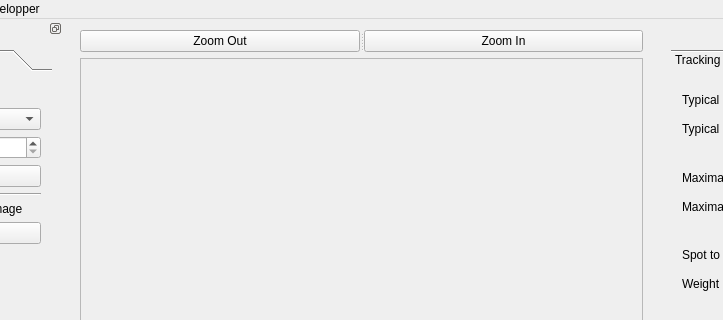
This is src/interactive.ui in FastTrackOrg/FastTrack as Qt 5 draws it before an edit; both pictures show x 145 to 868 and y 0 to 320 of the 1084 by 966 pixel window. The edited form follows.
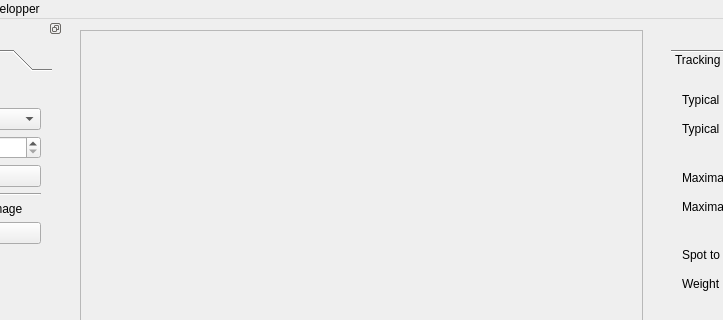
This is the edited form.

Commit message: [feat] interactive: add event filter

```diff
--- a/src/interactive.ui
+++ b/src/interactive.ui
@@ -16,44 +16,33 @@
   <widget class="QWidget" name="centralwidget">
    <layout class="QGridLayout" name="gridLayout_15">
     <item row="0" column="0">
-     <widget class="QSplitter" name="splitter_2">
-      <property name="orientation">
-       <enum>Qt::Horizontal</enum>
-      </property>
-      <widget class="QPushButton" name="zoomOut">
-       <property name="text">
-        <string>Zoom Out</string>
-       </property>
-      </widget>
-      <widget class="QPushButton" name="zoomIn">
-       <property name="text">
-        <string>Zoom In</string>
-       </property>
-      </widget>
-     </widget>
-    </item>
-    <item row="1" column="0">
      <widget class="QScrollArea" name="scrollArea">
+      <property name="verticalScrollBarPolicy">
+       <enum>Qt::ScrollBarAlwaysOff</enum>
+      </property>
+      <property name="horizontalScrollBarPolicy">
+       <enum>Qt::ScrollBarAlwaysOff</enum>
+      </property>
       <property name="widgetResizable">
        <bool>true</bool>
       </property>
+      <property name="alignment">
+       <set>Qt::AlignCenter</set>
+      </property>
       <widget class="QWidget" name="scrollAreaWidgetContents">
        <property name="geometry">
         <rect>
          <x>0</x>
          <y>0</y>
-         <width>565</width>
-         <height>596</height>
+         <width>575</width>
+         <height>633</height>
         </rect>
        </property>
        <layout class="QGridLayout" name="gridLayout_2">
         <item row="1" column="0">
          <widget class="QLabel" name="display">
-          <property name="sizePolicy">
-           <sizepolicy hsizetype="Ignored" vsizetype="Ignored">
-            <horstretch>0</horstretch>
-            <verstretch>0</verstretch>
-           </sizepolicy>
+          <property name="cursor">
+           <cursorShape>ArrowCursor</cursorShape>
           </property>
           <property name="text">
            <string/>
```
Left out of the diff: 19 changed lines with no effect on the pictures. The commit also changes 9 other files.
